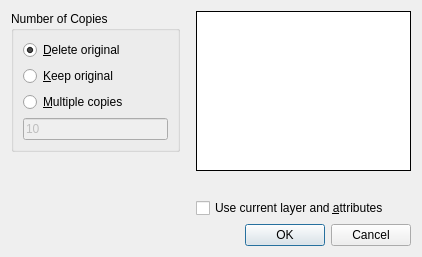
Qt form scripts/Modify/Translate/TranslateDialog.ui (qcad/qcad) before a commit.
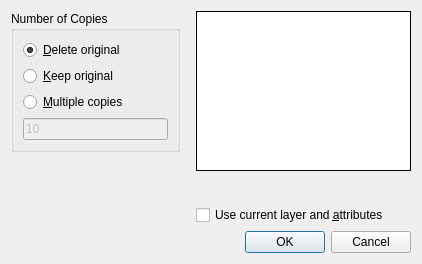
The same form after that commit. Icons and pictures are not drawn. Custom widgets are drawn as their Qt base class.

Patch:
```diff
--- a/scripts/Modify/Translate/TranslateDialog.ui
+++ b/scripts/Modify/Translate/TranslateDialog.ui
@@ -7,7 +7,7 @@
     <x>0</x>
     <y>0</y>
     <width>422</width>
-    <height>257</height>
+    <height>264</height>
    </rect>
   </property>
   <property name="windowTitle">
```
Left out of the diff: 4 changed lines with no effect on the pictures.
